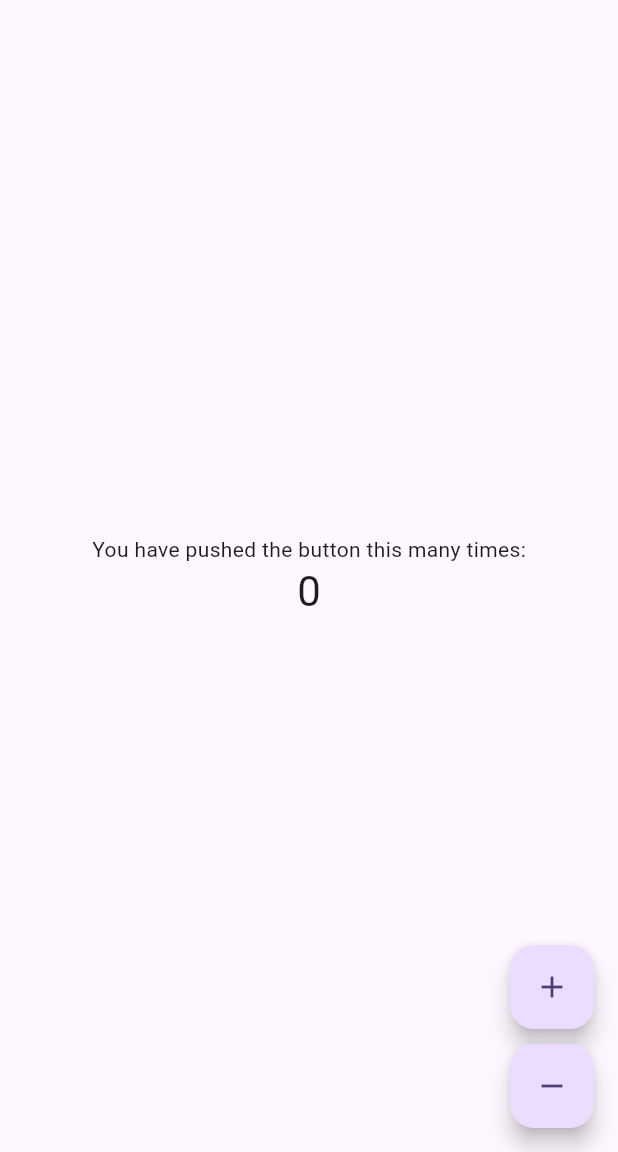
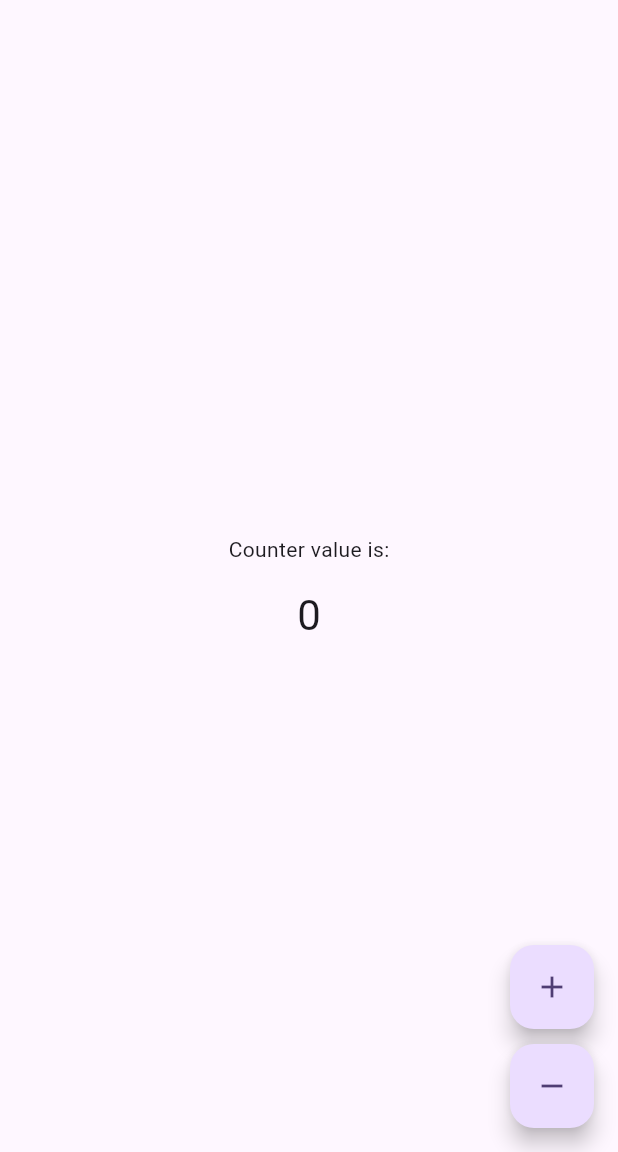
Before and after one commit to mmaitlen/AICounter, a Flutter app: the screen it shows after launch, on a phone screen of 412 x 824 dp, the part 84-1236 px from its top. Run offline on Flutter 3.47's test engine with Material 3 defaults, Android fonts, the phone set to English and light mode, and no system bars; our stand-ins replace bloc, equatable, flutter_bloc, get_it, shared_preferences.

Commit message:
Add const, clean up unused variables in test

```diff
--- /dev/null
+++ b/devtools_options.yaml
@@ -0,0 +1,3 @@
+description: This file stores settings for Dart & Flutter DevTools.
+documentation: https://docs.flutter.dev/tools/devtools/extensions#configure-extension-enablement-states
+extensions:
--- a/lib/features/counter/domain/entities/counter.dart
+++ b/lib/features/counter/domain/entities/counter.dart
@@ -1,5 +1,5 @@
 class Counter {
   final int value;
 
-  Counter(this.value);
+  const Counter(this.value);
 }
--- a/lib/features/counter/domain/usecases/decrement_counter.dart
+++ b/lib/features/counter/domain/usecases/decrement_counter.dart
@@ -4,7 +4,7 @@ import 'package:aicounter/features/counter/domain/repositories/counter_repositor
 class DecrementCounter {
   final CounterRepository repository;
 
-  DecrementCounter(this.repository);
+  const DecrementCounter(this.repository);
 
   Future<void> call(int step) async {
     final currentCounter = await repository.getCounter();
--- a/lib/features/counter/domain/usecases/get_counter.dart
+++ b/lib/features/counter/domain/usecases/get_counter.dart
@@ -4,7 +4,7 @@ import 'package:aicounter/features/counter/domain/repositories/counter_repositor
 class GetCounter {
   final CounterRepository repository;
 
-  GetCounter(this.repository);
+  const GetCounter(this.repository);
 
   Future<Counter> call() async {
     return await repository.getCounter();
--- a/lib/features/counter/domain/usecases/increment_counter.dart
+++ b/lib/features/counter/domain/usecases/increment_counter.dart
@@ -4,7 +4,7 @@ import 'package:aicounter/features/counter/domain/repositories/counter_repositor
 class IncrementCounter {
   final CounterRepository repository;
 
-  IncrementCounter(this.repository);
+  const IncrementCounter(this.repository);
 
   Future<void> call(int step) async {
     final currentCounter = await repository.getCounter();
--- a/lib/features/counter/presentation/pages/counter_page.dart
+++ b/lib/features/counter/presentation/pages/counter_page.dart
@@ -60,12 +60,14 @@ class CounterView extends StatelessWidget {
                     onChanged: (value) {
                       final parsedValue = int.tryParse(value);
                       if (parsedValue != null) {
-                        context
-                            .read<CounterBloc>()
-                            .add(CounterStepChanged(parsedValue));
+                        context.read<CounterBloc>().add(
+                          CounterStepChanged(parsedValue),
+                        );
                       }
                     },
-                    controller: TextEditingController(text: state.step.toString()),
+                    controller: TextEditingController(
+                      text: state.step.toString(),
+                    ),
                   );
                 },
               ),
@@ -77,13 +79,16 @@ class CounterView extends StatelessWidget {
         child: Column(
           mainAxisAlignment: MainAxisAlignment.center,
           children: <Widget>[
-            const Text(
-              'You have pushed the button this many times:',
+            Padding(
+              padding: const EdgeInsets.all(16.0),
+              child: const Text('Counter value is:'),
             ),
             BlocSelector<CounterBloc, CounterState, int>(
               selector: (state) => state.counter,
               builder: (context, counter) {
-                final status = context.select((CounterBloc bloc) => bloc.state.status);
+                final status = context.select(
+                  (CounterBloc bloc) => bloc.state.status,
+                );
                 if (status == CounterStatus.loading) {
                   return const CircularProgressIndicator();
                 }
```
Also changed, not shown: 1 other file.
